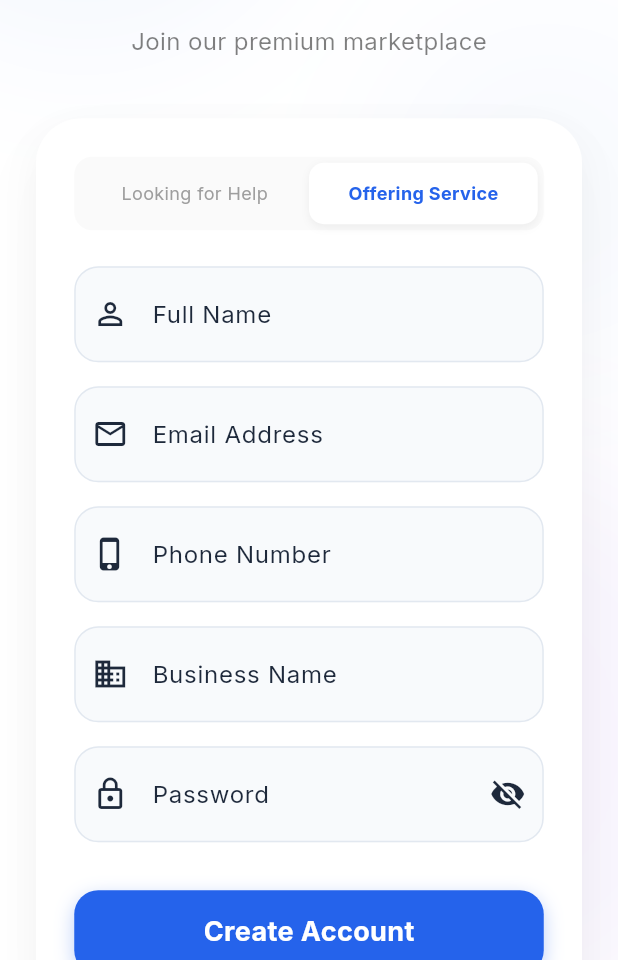
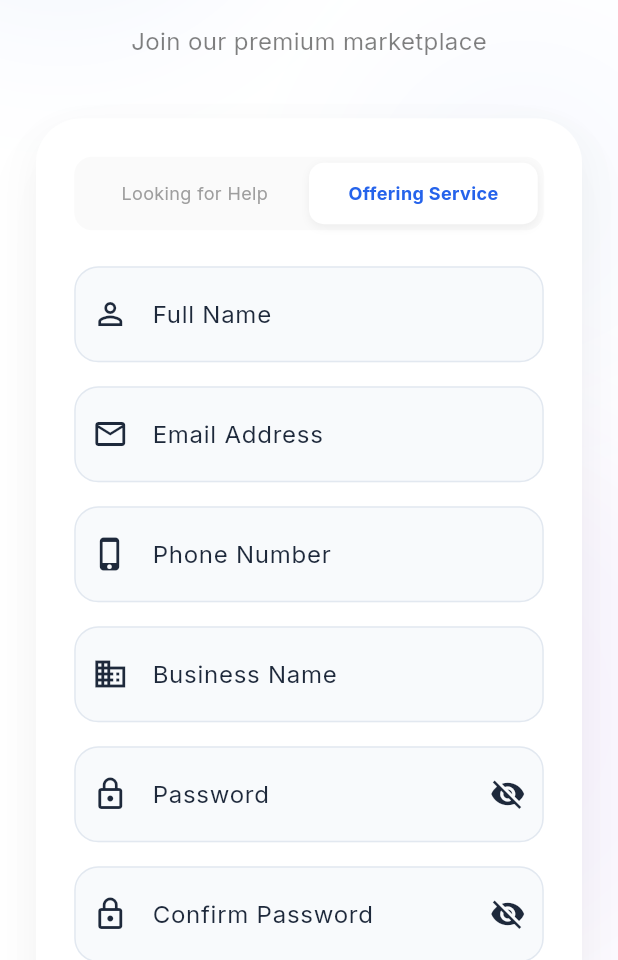
Before and after one commit to endlesspath18-creator/Project-App, a Flutter app: the SignupScreen screen opened by its route, after a tap on "Offering Service", on a phone screen of 412 x 824 dp, the part 276-1236 px from its top. Run offline on Flutter 3.47's test engine with Material 3 defaults, Android fonts, the phone set to English and light mode, and no system bars; our stand-ins replace animate_do, connectivity_plus, firebase_auth, firebase_core, flutter_secure_storage, google_fonts and 1 more; accounts and stored records are empty.

```diff
--- a/mobile_app/lib/ui/screens/auth/signup_screen.dart
+++ b/mobile_app/lib/ui/screens/auth/signup_screen.dart
@@ -20,17 +20,20 @@ class _SignupScreenState extends State<SignupScreen> {
   final _fullNameController = TextEditingController();
   final _emailController = TextEditingController();
   final _passwordController = TextEditingController();
+  final _confirmPasswordController = TextEditingController();
   final _businessNameController = TextEditingController();
   final _phoneController = TextEditingController();
 
   String _selectedRole = 'USER';
   bool _obscurePassword = true;
+  bool _obscureConfirmPassword = true;
 
   @override
   void dispose() {
     _fullNameController.dispose();
     _emailController.dispose();
     _passwordController.dispose();
+    _confirmPasswordController.dispose();
     _businessNameController.dispose();
     _phoneController.dispose();
     super.dispose();
@@ -206,6 +209,24 @@ class _SignupScreenState extends State<SignupScreen> {
                                   ),
                                   validator: (value) => value != null && value.length < 6 ? 'Min 6 characters' : null,
                                 ),
+                                const SizedBox(height: 16),
+                                TextFormField(
+                                  controller: _confirmPasswordController,
+                                  obscureText: _obscureConfirmPassword,
+                                  decoration: InputDecoration(
+                                    labelText: 'Confirm Password',
+                                    prefixIcon: const Icon(Icons.lock_outline),
+                                    suffixIcon: IconButton(
+                                      icon: Icon(_obscureConfirmPassword ? Icons.visibility_off : Icons.visibility),
+                                      onPressed: () => setState(() => _obscureConfirmPassword = !_obscureConfirmPassword),
+                                    ),
+                                  ),
+                                  validator: (value) {
+                                    if (value == null || value.isEmpty) return 'Confirm Password is required';
+                                    if (value != _passwordController.text) return 'Passwords do not match';
+                                    return null;
+                                  },
+                                ),
 
                                 const SizedBox(height: 32),
                                 Consumer<AuthProvider>(
```
Also changed, not shown: mobile_app/lib/ui/screens/auth/login_screen.dart (+3 -4 lines), 3 other files.
